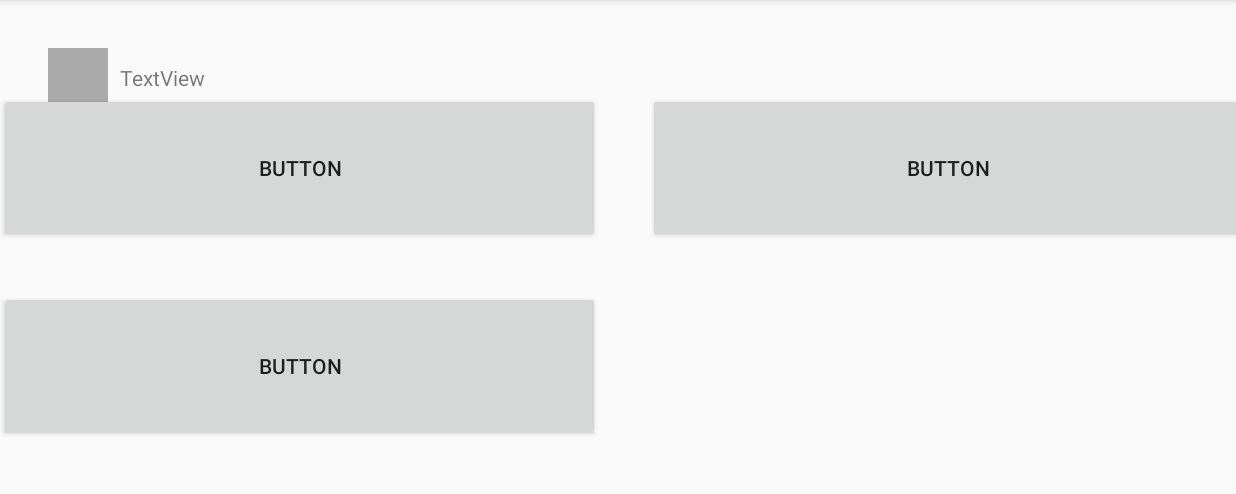
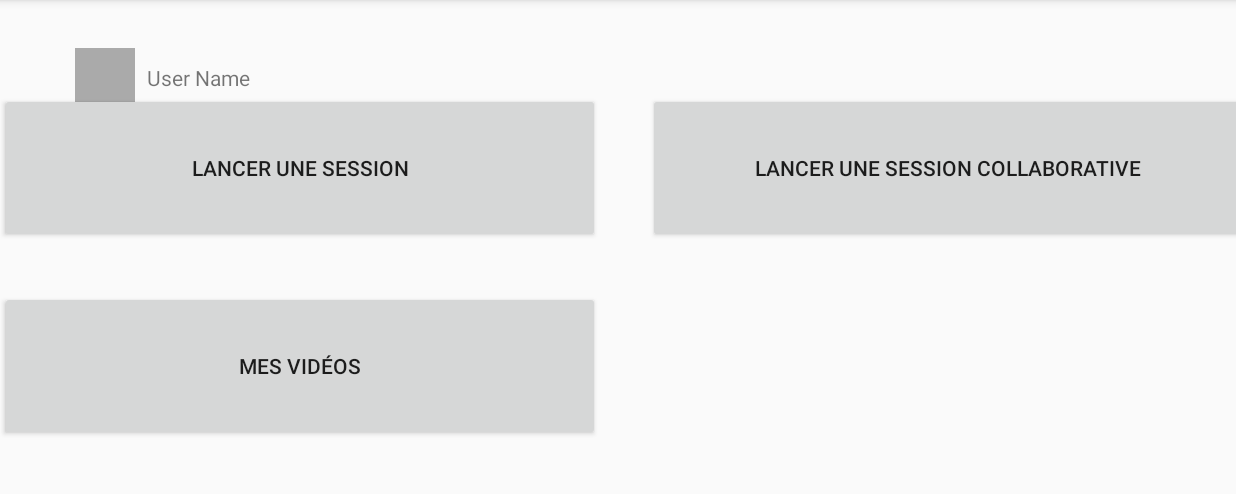
Before and after one commit to Big-sis/android-app-template, an Android app: the screen it shows after launch (MainActivity), on a phone screen of 824 x 412 dp (held sideways), the part 72-566 px from its top. Run offline under Robolectric (Android 15) with nearby library versions, the phone set to English and light mode, and no system bars.

Commit message:
Création du menu Settings + texte sur le main_activity

```diff
--- a/app/src/main/res/layout/activity_main.xml
+++ b/app/src/main/res/layout/activity_main.xml
@@ -10,8 +10,8 @@
         android:id="@+id/img_avatar"
         android:layout_width="40dp"
         android:layout_height="40dp"
-        android:layout_marginLeft="32dp"
-        android:layout_marginStart="32dp"
+        android:layout_marginLeft="50dp"
+        android:layout_marginStart="50dp"
         android:layout_marginTop="32dp"
         app:layout_constraintStart_toStartOf="parent"
         app:layout_constraintTop_toTopOf="parent"
@@ -24,7 +24,7 @@
         android:layout_marginLeft="8dp"
         android:layout_marginStart="8dp"
         android:layout_marginTop="42dp"
-        android:text="TextView"
+        android:text="@string/user_name"
         app:layout_constraintStart_toEndOf="@+id/img_avatar"
         app:layout_constraintTop_toTopOf="parent" />
 
@@ -51,13 +51,13 @@
                 android:layout_width="400dp"
                 android:layout_height="100dp"
                 android:layout_marginRight="32dp"
-                android:text="Button" />
+                android:text="@string/lancer_une_session" />
 
             <Button
                 android:id="@+id/btn_multi_session"
                 android:layout_width="400dp"
                 android:layout_height="100dp"
-                android:text="Button" />
+                android:text="@string/lancer_une_session_collaborative" />
 
         </LinearLayout>
 
@@ -74,7 +74,7 @@
                 android:layout_width="400dp"
                 android:layout_height="100dp"
                 android:layout_marginRight="32dp"
-                android:text="Button" />
+                android:text="@string/mes_vid_os" />
 
         </LinearLayout>
     </LinearLayout>
--- a/app/src/main/res/values/strings.xml
+++ b/app/src/main/res/values/strings.xml
@@ -1,3 +1,8 @@
 <resources>
     <string name="app_name">Vyfe</string>
+    <string name="settings">settings</string>
+    <string name="lancer_une_session">Lancer une session</string>
+    <string name="lancer_une_session_collaborative">Lancer une session collaborative</string>
+    <string name="mes_vid_os">Mes vidéos</string>
+    <string name="user_name">User Name</string>
 </resources>
```
Also changed, not shown: app/src/main/res/menu/settings.xml (added, +10 -0 lines), app/src/main/res/drawable-hdpi/settings.png (added), app/src/main/res/drawable-mdpi/settings.png (added), app/src/main/res/drawable-xhdpi/settings.png (added), app/src/main/res/drawable-xxhdpi/settings.png (added), app/src/main/res/drawable-xxxhdpi/settings.png (added).
